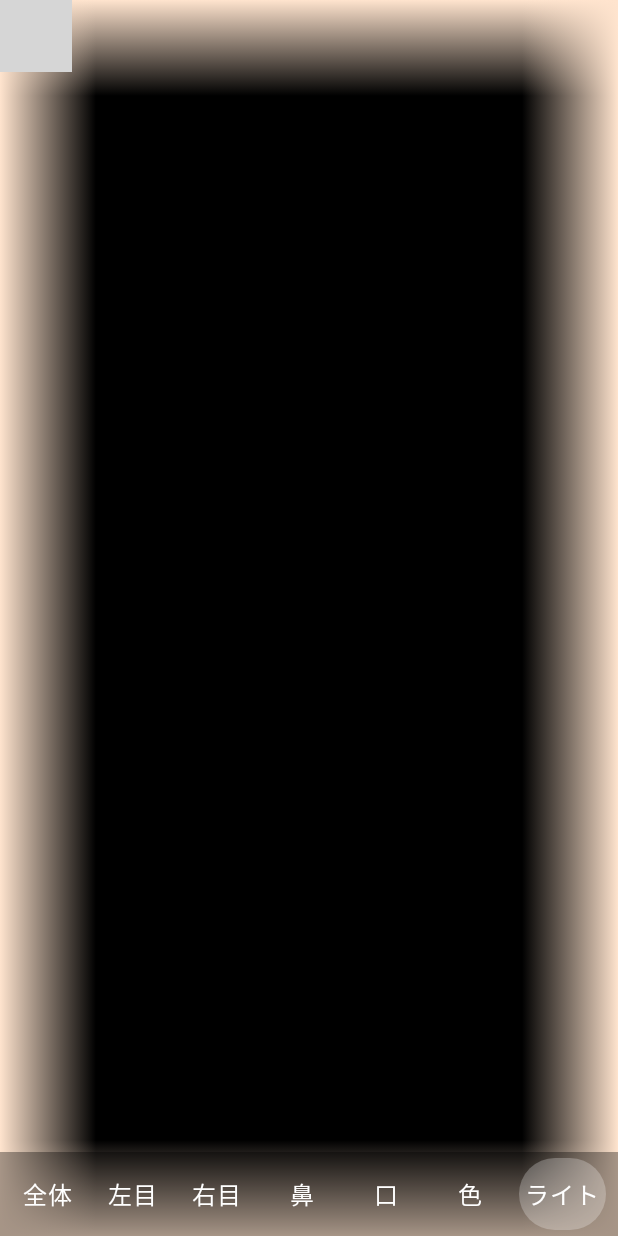
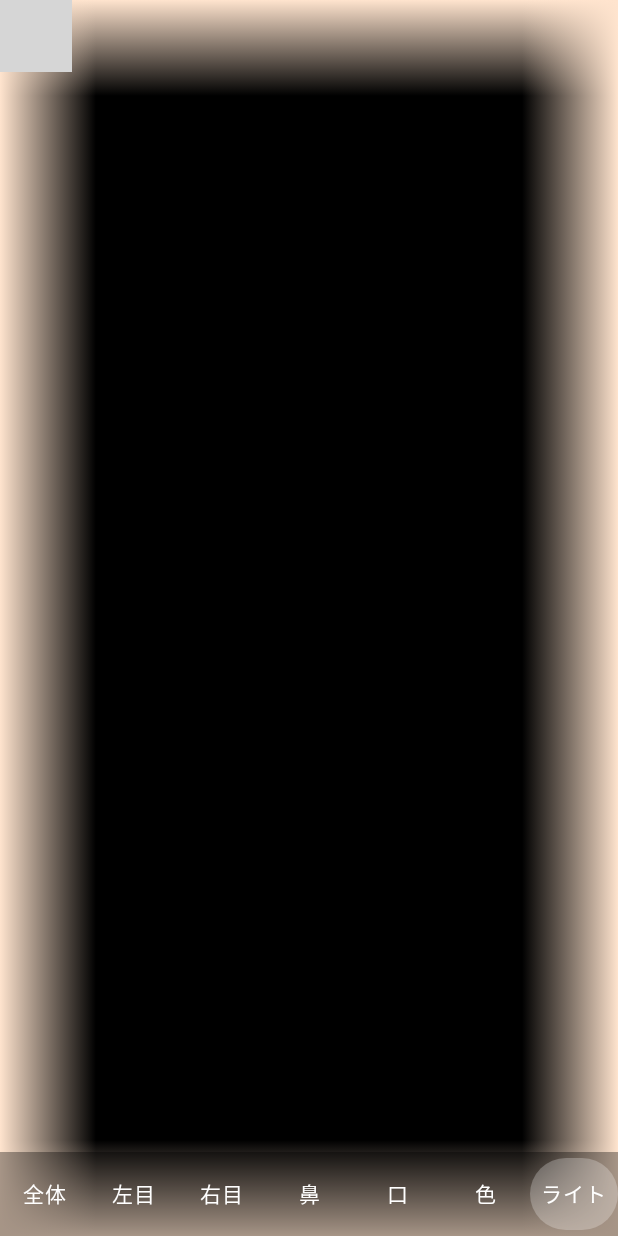
Before and after one commit to hide10/kagami, an Android app built with Jetpack Compose: the screen it shows after launch (MainActivity), after a tap on "ライト", on a phone screen of 412 x 824 dp. Run offline under Robolectric (Android 15) with nearby library versions, the phone set to English and light mode, and no system bars; libraries missing offline, so code that uses them is left out: androidx.camera.camera2, androidx.camera.core, androidx.camera.lifecycle, androidx.camera.view, com.google.mlkit.vision; 17 statements that could not run were skipped; grey boxes are pictures that could not be loaded.

Commit message:
fix(ui): バーのボタンを等幅にし、文字を 14sp にして 8 個でも 360dp に収める
「静止」を足すとバーは 8 個になる。これまでの並べ方(最小幅 48dp・左右余白 4dp・16sp)だと
7 個が 48dp、「ライト」が 56dp で合計 392dp になり、360dp の端末からはみ出す。

- ボタンはバーの幅を等分する(Row の weight)。360dp なら 1 個 45dp、412dp なら 51.5dp。高さは 48dp のまま。
- 文字を 16sp から 14sp(Material 3 のボタン文字 labelLarge と同じ大きさ)にし、ボタン内の左右余白 4dp をなくした。
  Noto Sans CJK JP で測ると、14sp のいちばん長い「ライト」は 42dp で、45dp に 1 行で収まる。16sp だと 48dp で収まらない。
- 色パネルの「元に戻す」も同じボタンなので 14sp になる。最小 48dp はそのまま。

端末の文字サイズを 1.07 倍より大きくすると、360dp では「ライト」が 2 行に折り返す(これまでも大きな文字では折り返していた)。

Co-Authored-By: Claude Opus 5.5 <noreply@anthropic.com>
Claude-Session: https://claude.ai/code/session_0161geP9ZBtZR35shjY3PeFg

```diff
--- a/app/src/main/java/com/hide10/kagami/ui/MirrorScreen.kt
+++ b/app/src/main/java/com/hide10/kagami/ui/MirrorScreen.kt
@@ -12,7 +12,6 @@ import androidx.compose.foundation.background
 import androidx.compose.foundation.combinedClickable
 import androidx.compose.foundation.gestures.detectTapGestures
 import androidx.compose.foundation.gestures.detectTransformGestures
-import androidx.compose.foundation.layout.Arrangement
 import androidx.compose.foundation.layout.Box
 import androidx.compose.foundation.layout.BoxWithConstraints
 import androidx.compose.foundation.layout.Column
@@ -187,13 +186,15 @@ private fun Controls(state: MirrorState, vm: MirrorViewModel, onPart: (FacePart)
                 Panel.LIGHT -> LightPanel(state.light, vm)
                 null -> Unit
             }
-            Row(Modifier.fillMaxWidth(), horizontalArrangement = Arrangement.SpaceEvenly) {
-                BarButton("全体") { vm.showAll() }
+            // 幅を等分する。360dp で 8 個なら 1 個 45dp で、いちばん長い「ライト」(14sp で 42dp)も 1 行に収まる。
+            Row(Modifier.fillMaxWidth()) {
+                val cell = Modifier.weight(1f)
+                BarButton("全体", cell) { vm.showAll() }
                 for ((part, label) in PARTS) {
-                    BarButton(label) { onPart(part) }
+                    BarButton(label, cell) { onPart(part) }
                 }
-                BarButton("色", state.panel == Panel.COLOR) { vm.toggle(Panel.COLOR) }
-                BarButton("ライト", state.light.on, onLongClick = { vm.toggle(Panel.LIGHT) }) { vm.toggleLight() }
+                BarButton("色", cell, state.panel == Panel.COLOR) { vm.toggle(Panel.COLOR) }
+                BarButton("ライト", cell, state.light.on, onLongClick = { vm.toggle(Panel.LIGHT) }) { vm.toggleLight() }
             }
         }
     }
@@ -246,13 +247,18 @@ private fun SliderRow(
 
 @OptIn(ExperimentalFoundationApi::class)
 @Composable
-private fun BarButton(label: String, selected: Boolean = false, onLongClick: (() -> Unit)? = null, onClick: () -> Unit) {
+private fun BarButton(
+    label: String,
+    modifier: Modifier = Modifier,
+    selected: Boolean = false,
+    onLongClick: (() -> Unit)? = null,
+    onClick: () -> Unit,
+) {
     Box(
-        Modifier.sizeIn(minWidth = 48.dp, minHeight = 48.dp)
+        modifier.sizeIn(minWidth = 48.dp, minHeight = 48.dp)
             .clip(CircleShape)
             .background(if (selected) Color.White.copy(alpha = 0.25f) else Color.Transparent)
-            .combinedClickable(onLongClick = onLongClick, onClick = onClick)
-            .padding(horizontal = 4.dp),
+            .combinedClickable(onLongClick = onLongClick, onClick = onClick),
         Alignment.Center,
-    ) { Text(label, color = Color.White, fontSize = 16.sp) }
+    ) { Text(label, color = Color.White, fontSize = 14.sp) }
 }
```
